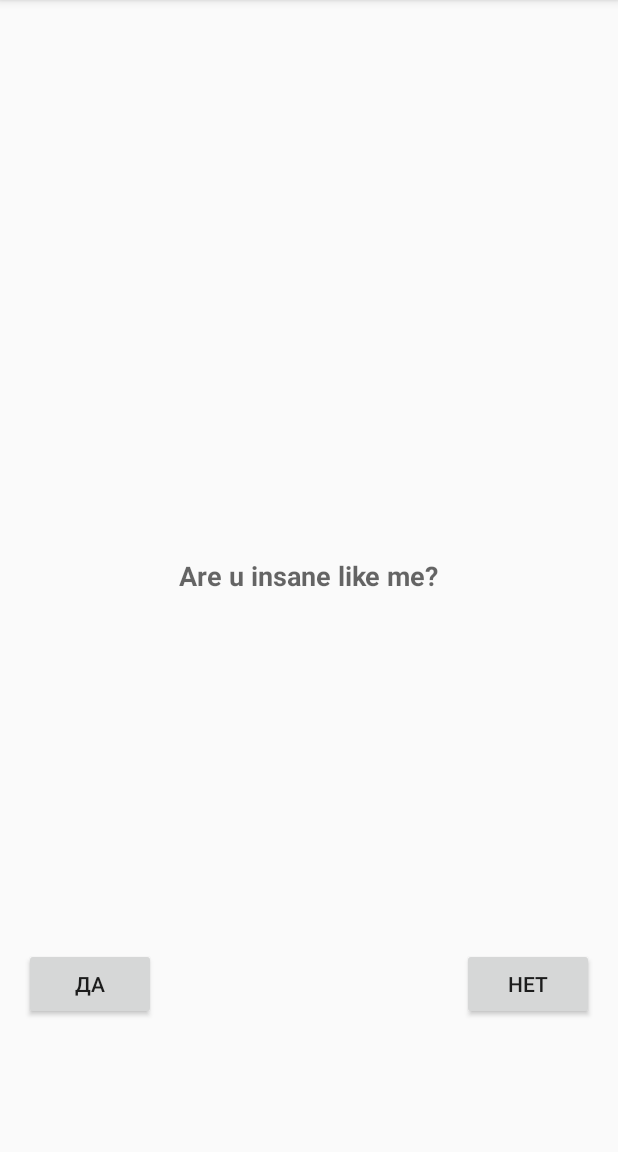
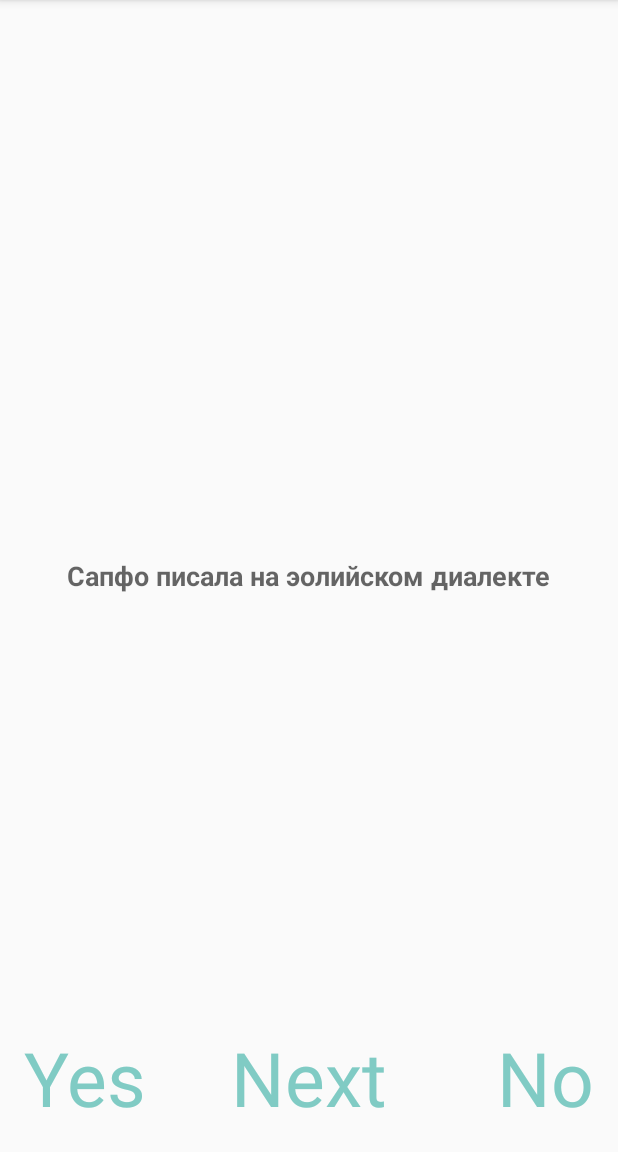
Before and after one commit to AnnaKohler/QuizApp, an Android app: the screen it shows after launch (MainActivity), on a phone screen of 412 x 824 dp, the part 84-1236 px from its top. Run offline under Robolectric (Android 15) with nearby library versions, the phone set to English and light mode, and no system bars.

Commit message:
More questions

```diff
--- a/app/src/main/java/ru/startandroid/myapplication/MainActivity.java
+++ b/app/src/main/java/ru/startandroid/myapplication/MainActivity.java
@@ -1,39 +1,74 @@
 package ru.startandroid.myapplication;
 
+import android.support.annotation.IdRes;
 import android.support.v7.app.AppCompatActivity;
 import android.os.Bundle;
 import android.view.View;
 import android.widget.Button;
 import android.widget.TextView;
 
+import org.w3c.dom.Text;
+
 public class MainActivity extends AppCompatActivity {
     boolean ans=true;
-    @Override
+
+    TrueFalse arr[]=new TrueFalse[]{
+            new TrueFalse("Сапфо писала на эолийском диалекте", true ),
+            new TrueFalse("Алкей писал ямбом", false ),
+            new TrueFalse("Мне уже скучно писать вопросы", false ),
+            new TrueFalse("Следующий вопрос - номер 4", true ),
+            new TrueFalse("Это еще не конец", false ),
+    };
+    int pos=0;
+
     protected void onCreate(Bundle savedInstanceState) {
         super.onCreate(savedInstanceState);
         setContentView(R.layout.activity_main);
-        Button btn1=(Button)findViewById(R.id.btn1);
-        btn1.setText("Да");
-        Button btn2 =(Button)findViewById(R.id.btn2);
-        btn2.setText("Нет");
+        int score=0;
+
+        TextView btn1=(TextView) findViewById(R.id.btn1);
+        TextView btn2 =(TextView) findViewById(R.id.btn2);
+        TextView btn3 =(TextView) findViewById(R.id.btn3);
+        final TextView qsttext=(TextView) findViewById(R.id.qst);
+        qsttext.setText(arr[pos].getQuestion());
+
+
         btn1.setOnClickListener(new View.OnClickListener(){
             @Override
             public void onClick(View v){
                 findViewById(R.id.txtWrong).setVisibility(View.GONE);
                 findViewById(R.id.txtRight).setVisibility(View.GONE);
 
-              if(ans)findViewById(R.id.txtRight).setVisibility(View.VISIBLE);
+              if(arr[pos].isTrueQuestion()) {
+                  findViewById(R.id.txtRight).setVisibility(View.VISIBLE);
+                  if(pos<arr.length-1) pos++;
+                  else pos=0;
+                  qsttext.setText(arr[pos].getQuestion());
+              }
                 else findViewById(R.id.txtWrong).setVisibility(View.VISIBLE);
             }
         });
         btn2.setOnClickListener(new View.OnClickListener() {
             @Override
-            public void onClick(View view) {
+            public void onClick(View v) {
                 findViewById(R.id.txtWrong).setVisibility(View.GONE);
                 findViewById(R.id.txtRight).setVisibility(View.GONE);
-                if(!ans)findViewById(R.id.txtRight).setVisibility(View.VISIBLE);
+                if(!arr[pos].isTrueQuestion()) {
+                    findViewById(R.id.txtRight).setVisibility(View.VISIBLE);
+                    if(pos<arr.length-1) pos++;
+                    else pos=0;
+                    qsttext.setText(arr[pos].getQuestion());
+                }
                 else findViewById(R.id.txtWrong).setVisibility(View.VISIBLE);
             }
+        });
+        btn3.setOnClickListener(new View.OnClickListener(){
+            @Override
+            public void onClick(View v){
+                    if(pos<arr.length-1) pos++;
+                    else pos=0;
+                    qsttext.setText(arr[pos].getQuestion());
+                }
         });
     }
 
--- a/app/src/main/res/layout/activity_main.xml
+++ b/app/src/main/res/layout/activity_main.xml
@@ -7,23 +7,9 @@
     android:paddingLeft="@dimen/activity_horizontal_margin"
     android:paddingRight="@dimen/activity_horizontal_margin"
     android:paddingTop="@dimen/activity_vertical_margin"
-    tools:context="ru.startandroid.myapplication.MainActivity">
-
-    <Button
-        android:layout_width="wrap_content"
-        android:layout_height="wrap_content"
-        android:text="New Button"
-        android:id="@+id/btn1"
-        android:layout_alignTop="@+id/btn2" />
-
-    <Button
-        android:layout_width="wrap_content"
-        android:layout_height="wrap_content"
-        android:text="New Button"
-        android:id="@+id/btn2"
-        android:layout_marginBottom="72dp"
-        android:layout_alignParentBottom="true"
-        android:layout_alignParentEnd="true" />
+    tools:context="ru.startandroid.myapplication.MainActivity"
+    android:clickable="true"
+    android:contextClickable="false">
 
     <TextView
         android:layout_width="wrap_content"
@@ -33,19 +19,19 @@
         android:textStyle="bold"
         android:id="@+id/qst"
         android:layout_centerVertical="true"
-        android:layout_centerHorizontal="true" />
+        android:layout_centerHorizontal="true"
+        android:gravity="center_vertical|center_horizontal"/>
 
     <TextView
         android:layout_width="wrap_content"
         android:layout_height="wrap_content"
         android:textAppearance="?android:attr/textAppearanceLarge"
-        android:text="Right!"
+        android:text="@string/rightAns"
         android:id="@+id/txtRight"
-        android:capitalize="characters"
         android:textColor="@color/accent_material_light"
         android:textStyle="bold|italic"
         android:visibility="gone"
-        android:textSize="@dimen/abc_text_size_display_3_material"
+        android:textSize="56sp"
         android:layout_centerHorizontal="true"
         android:layout_above="@+id/qst"
         android:layout_marginBottom="80dp" />
@@ -54,14 +40,49 @@
         android:layout_width="wrap_content"
         android:layout_height="wrap_content"
         android:textAppearance="?android:attr/textAppearanceLarge"
-        android:text="Wrong!"
+        android:text="@string/wrongAns"
         android:id="@+id/txtWrong"
         android:textStyle="bold|italic"
-        android:textAlignment="gravity"
-        android:textSize="@dimen/abc_text_size_display_3_material"
+        android:textSize="56sp"
         android:visibility="gone"
         android:textColor="@android:color/holo_red_light"
-        android:layout_alignTop="@+id/txtRight"
-        android:layout_alignEnd="@+id/qst" />
+        android:layout_centerHorizontal="true"
+        android:layout_above="@+id/qst"
+        android:layout_marginBottom="80dp" />
+
+    <TextView
+        android:layout_width="wrap_content"
+        android:layout_height="wrap_content"
+        android:textAppearance="?android:attr/textAppearanceMedium"
+        android:text="@string/noBtn"
+        android:id="@+id/btn2"
+        android:textSize="50sp"
+        android:textColor="@color/material_deep_teal_200"
+        android:clickable="true"
+        android:layout_alignParentBottom="true"
+        android:layout_alignParentEnd="true"/>
+
+    <TextView
+        android:layout_width="wrap_content"
+        android:layout_height="wrap_content"
+        android:textAppearance="?android:attr/textAppearanceMedium"
+        android:text="@string/yesBtn"
+        android:id="@+id/btn1"
+        android:textSize="50sp"
+        android:textColor="@color/material_deep_teal_200"
+        android:clickable="true"
+        android:layout_alignParentBottom="true"
+        android:layout_alignParentStart="true"/>
+
+    <TextView
+        android:layout_width="wrap_content"
+        android:layout_height="wrap_content"
+        android:text="@string/nextBtn"
+        android:id="@+id/btn3"
+        android:textSize="50sp"
+        android:textColor="@color/material_deep_teal_200"
+        android:clickable="true"
+        android:layout_alignParentBottom="true"
+        android:layout_centerHorizontal="true"/>
 
 </RelativeLayout>
--- a/app/src/main/res/values/strings.xml
+++ b/app/src/main/res/values/strings.xml
@@ -1,5 +1,9 @@
 <resources>
     <string name="app_name">My Application</string>
-    <string name="stringQstNumb">Question </string>
-    <string name="stringQst">Are u insane like me?</string>
+    <string name="stringQst">Question 0</string>
+    <string name="yesBtn">Yes</string>
+    <string name="noBtn">No</string>
+    <string name="nextBtn">Next</string>
+    <string name="rightAns">Right!</string>
+    <string name="wrongAns">Wrong!</string>
 </resources>
```
Also changed, not shown: app/src/main/java/ru/startandroid/myapplication/TrueFalse.java (added, +44 -0 lines).
